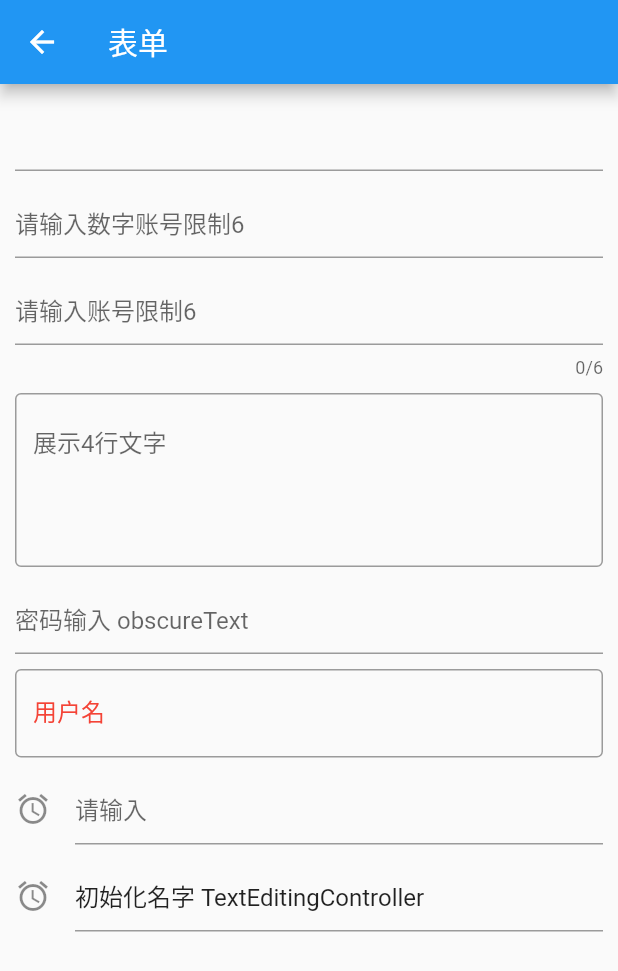
After one commit to ljj218/flutter-demo, a Flutter app: the TryTextField screen opened directly, on a phone screen of 412 x 824 dp. The commit adds this screen. Shown: the top 971 px of the screen. Run offline on Flutter 3.47's test engine with Material 2 defaults, Android fonts, the phone set to English and light mode, and no system bars.

Commit message:
no message

```diff
--- a/flutter_application_1/lib/pages/Deatail.dart
+++ b/flutter_application_1/lib/pages/Deatail.dart
@@ -37,7 +37,6 @@ class Detail extends StatelessWidget {
             ),
             ElevatedButton(
                 onPressed: () {
-                  Map mp = {"aa": 1};
                   // Navigator.pop(context, mp);
                   Navigator.of(context).pushAndRemoveUntil(
                       MaterialPageRoute(builder: (context) => Tabs(index: 1)),
--- a/flutter_application_1/lib/pages/route/Routes.dart
+++ b/flutter_application_1/lib/pages/route/Routes.dart
@@ -5,6 +5,7 @@ import '../tabs/Tabs.dart';
 import '../Deatail.dart';
 import '../tabBarPage/TabBarPage.dart';
 import '../tabBarController/TabBarController.dart';
+import '../textField/TextField.dart';
 
 final routes = {
   '/': (context) => Tabs(),
@@ -12,12 +13,13 @@ final routes = {
   '/Detail': (context, {arguments}) => Detail(arguments: arguments),
   '/TabBarPage': (context) => TabBarPage(),
   '/TabBarControllerPage': (context) => TabBarControllerPage(),
+  '/TryTextField': (context) => TryTextField(),
 };
 
 // ignore: top_level_function_literal_block
 var onGenerateRoute = (RouteSettings settings) {
   final String? name = settings.name;
-  final Function pageContentBuilder = routes[name] as Function;
+  final Function? pageContentBuilder = routes[name];
   // ignore: unnecessary_null_comparison
   if (pageContentBuilder != null) {
     if (settings.arguments != null) {
@@ -28,8 +30,6 @@ var onGenerateRoute = (RouteSettings settings) {
       return Route;
     } else {
       // ignore: non_constant_identifier_names
-      print("object");
-      // ignore: non_constant_identifier_names
       final Route =
           MaterialPageRoute(builder: (context) => pageContentBuilder(context));
       return Route;
--- a/flutter_application_1/lib/pages/tabs/Home.dart
+++ b/flutter_application_1/lib/pages/tabs/Home.dart
@@ -38,10 +38,14 @@ class _HomePageState extends State<HomePage> {
       OutlinedButton(
         onPressed: () {
           Navigator.pushNamed(context, '/TabBarControllerPage');
-          print('object');
         },
         child: Text('_tabBarController'),
-      )
+      ),
+      OutlinedButton(
+          onPressed: () {
+            Navigator.pushNamed(context, '/TryTextField');
+          },
+          child: Text('表单输入'))
     ]);
   }
 }
--- a/flutter_application_1/lib/pages/tabs/Tabs.dart
+++ b/flutter_application_1/lib/pages/tabs/Tabs.dart
@@ -16,7 +16,6 @@ class _TabsePageState extends State<Tabs> {
   int _currentIndex = 0;
   _TabsePageState(index) {
     this._currentIndex = index;
-    print(this._currentIndex);
   }
 
   List<Widget> list = [HomePage(), NewsPage(), SettingPage()];
--- /dev/null
+++ b/flutter_application_1/lib/pages/textField/TextField.dart
@@ -0,0 +1,107 @@
+import 'package:flutter/material.dart';
+import 'package:flutter/services.dart';
+
+class TryTextField extends StatefulWidget {
+  TryTextField({Key? key}) : super(key: key);
+
+  @override
+  _TryTextFieldState createState() => _TryTextFieldState();
+}
+
+class _TryTextFieldState extends State<TryTextField> {
+  TextEditingController userName = TextEditingController();
+
+  @override
+  void initState() {
+    super.initState();
+    userName.text = '初始化名字 TextEditingController';
+  }
+
+  @override
+  Widget build(BuildContext context) {
+    return Container(
+      child: Scaffold(
+        appBar: AppBar(
+          title: Text('表单'),
+        ),
+        body: Padding(
+          padding: EdgeInsets.all(10.0),
+          child: Column(
+            children: [
+              TextField(),
+              SizedBox(
+                height: 10.0,
+              ),
+              TextField(
+                inputFormatters: [
+                  LengthLimitingTextInputFormatter(6),
+                  FilteringTextInputFormatter.digitsOnly
+                ],
+                decoration: InputDecoration(
+                  hintText: '请输入数字账号限制6',
+                ),
+              ),
+              SizedBox(
+                height: 10.0,
+              ),
+              TextField(
+                maxLength: 6,
+                decoration: InputDecoration(
+                  hintText: '请输入账号限制6',
+                ),
+              ),
+              SizedBox(
+                height: 10.0,
+              ),
+              TextField(
+                maxLines: 4,
+                decoration: InputDecoration(
+                  hintText: '展示4行文字',
+                  border: OutlineInputBorder(),
+                ),
+              ),
+              SizedBox(
+                height: 10.0,
+              ),
+              TextField(
+                obscureText: true,
+                decoration: InputDecoration(
+                  hintText: '密码输入 obscureText',
+                ),
+              ),
+              SizedBox(
+                height: 10.0,
+              ),
+              TextField(
+                decoration: InputDecoration(
+                  labelText: '用户名',
+                  labelStyle: TextStyle(color: Colors.red),
+                  border: OutlineInputBorder(),
+                ),
+              ),
+              SizedBox(
+                height: 10.0,
+              ),
+              TextField(
+                decoration: InputDecoration(
+                  icon: Icon(Icons.access_alarm),
+                  hintText: '请输入',
+                ),
+              ),
+              SizedBox(
+                height: 10.0,
+              ),
+              TextField(
+                controller: userName,
+                decoration: InputDecoration(
+                  icon: Icon(Icons.access_alarm),
+                  hintText: '初始化名字',
+                ),
+              ),
+            ],
+          ),
+        ),
+      ),
+    );
+  }
+}
```
